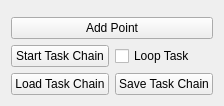
First picture: the form in src/mainwindow/ui/task_list_panel.ui, repository jocaine/ROS2_Qt5_Robot_HMI, before the edit.
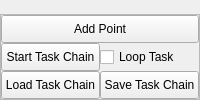
Second picture: the form after the edit.

Commit message: 1）rclcomm: 新增析构函数，停止健康检查线程；Start() 增加重入保护 2）virtual_channel_node: ShutDown() 加 joinable() 判断防崩溃 3）mainwindow: 修复 ADS X11 拖拽问题，移除 dock 宽度硬限制，修复 image dock 注册顺序 4）task_list_panel: 重构 .ui 布局结构，移除 .cpp 中冗余的手动布局创建 5）nav_goal_table_view: 列宽改为 Q_PROPERTY，支持 QSS 配置 6）app.qss: 新增 NodeHealthWidget、DisplayConfigWidget、TaskListPanel 样式

Diff of the .ui file:
```diff
--- a/src/mainwindow/ui/task_list_panel.ui
+++ b/src/mainwindow/ui/task_list_panel.ui
@@ -1,26 +1,89 @@
 <?xml version="1.0" encoding="UTF-8"?>
 <ui version="4.0">
  <class>TaskListPanelWidget</class>
- <widget class="QWidget" name="taskListPanel">
-  <layout class="QVBoxLayout" name="mainLayout">
+ <widget class="QWidget" name="TaskListPanelWidget">
+  <layout class="QVBoxLayout" name="verticalLayout_2">
+   <property name="spacing">
+    <number>0</number>
+   </property>
+   <property name="leftMargin">
+    <number>0</number>
+   </property>
+   <property name="topMargin">
+    <number>0</number>
+   </property>
+   <property name="rightMargin">
+    <number>0</number>
+   </property>
+   <property name="bottomMargin">
+    <number>0</number>
+   </property>
    <item>
     <widget class="QWidget" name="table_container" native="true"/>
    </item>
    <item>
-    <layout class="QHBoxLayout" name="row_add">
+    <widget class="QFrame" name="frm_actions">
+     <property name="frameShape">
+      <enum>QFrame::StyledPanel</enum>
+     </property>
+     <property name="frameShadow">
+      <enum>QFrame::Raised</enum>
+     </property>
+     <layout class="QVBoxLayout" name="verticalLayout">
+      <property name="spacing">
+       <number>0</number>
+      </property>
+      <property name="leftMargin">
+       <number>0</number>
+      </property>
+      <property name="topMargin">
+       <number>0</number>
+      </property>
+      <property name="rightMargin">
+       <number>0</number>
+      </property>
+      <property name="bottomMargin">
+       <number>0</number>
+      </property>
      <item>
       <widget class="QPushButton" name="btn_add_one_goal">
+        <property name="minimumSize">
+         <size>
+          <width>0</width>
+          <height>28</height>
+         </size>
+        </property>
        <property name="text">
         <string>Add Point</string>
        </property>
       </widget>
      </item>
-    </layout>
-   </item>
    <item>
-    <layout class="QHBoxLayout" name="row_start">
+       <widget class="QFrame" name="frm_row_start">
+        <layout class="QHBoxLayout" name="horizontalLayout_2">
+         <property name="spacing">
+          <number>0</number>
+         </property>
+         <property name="leftMargin">
+          <number>0</number>
+         </property>
+         <property name="topMargin">
+          <number>0</number>
+         </property>
+         <property name="rightMargin">
+          <number>0</number>
+         </property>
+         <property name="bottomMargin">
+          <number>0</number>
+         </property>
      <item>
       <widget class="QPushButton" name="btn_start_task_chain">
+           <property name="minimumSize">
+            <size>
+             <width>0</width>
+             <height>28</height>
+            </size>
+           </property>
        <property name="text">
         <string>Start Task Chain</string>
        </property>
@@ -34,11 +97,34 @@
       </widget>
      </item>
     </layout>
+       </widget>
    </item>
    <item>
-    <layout class="QHBoxLayout" name="row_file">
+       <widget class="QFrame" name="frm_row_file">
+        <layout class="QHBoxLayout" name="horizontalLayout">
+         <property name="spacing">
+          <number>0</number>
+         </property>
+         <property name="leftMargin">
+          <number>0</number>
+         </property>
+         <property name="topMargin">
+          <number>0</number>
+         </property>
+         <property name="rightMargin">
+          <number>0</number>
+         </property>
+         <property name="bottomMargin">
+          <number>0</number>
+         </property>
      <item>
       <widget class="QPushButton" name="btn_load_task_chain">
+           <property name="minimumSize">
+            <size>
+             <width>0</width>
+             <height>28</height>
+            </size>
+           </property>
        <property name="text">
         <string>Load Task Chain</string>
        </property>
@@ -46,12 +132,22 @@
      </item>
      <item>
       <widget class="QPushButton" name="btn_save_task_chain">
+           <property name="minimumSize">
+            <size>
+             <width>0</width>
+             <height>28</height>
+            </size>
+           </property>
        <property name="text">
         <string>Save Task Chain</string>
        </property>
       </widget>
      </item>
     </layout>
+       </widget>
+      </item>
+     </layout>
+    </widget>
    </item>
   </layout>
  </widget>
```
Left out of the diff: 26 changed lines with no effect on the pictures. Lines whose indentation alone changed are shown as unchanged. The commit also changes 9 other files.
